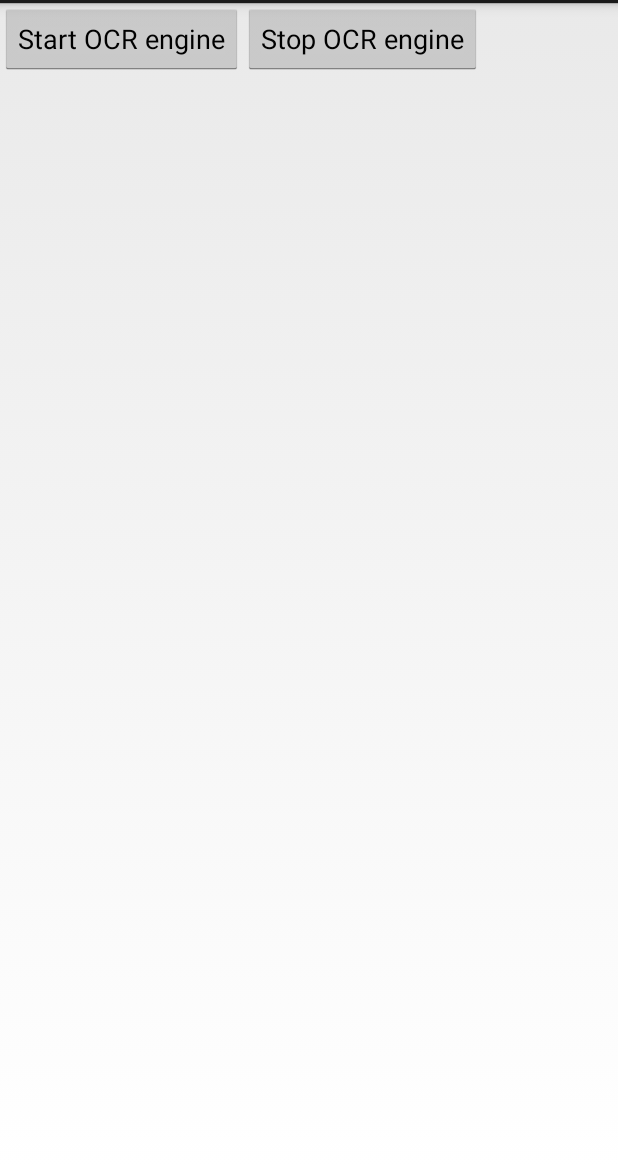
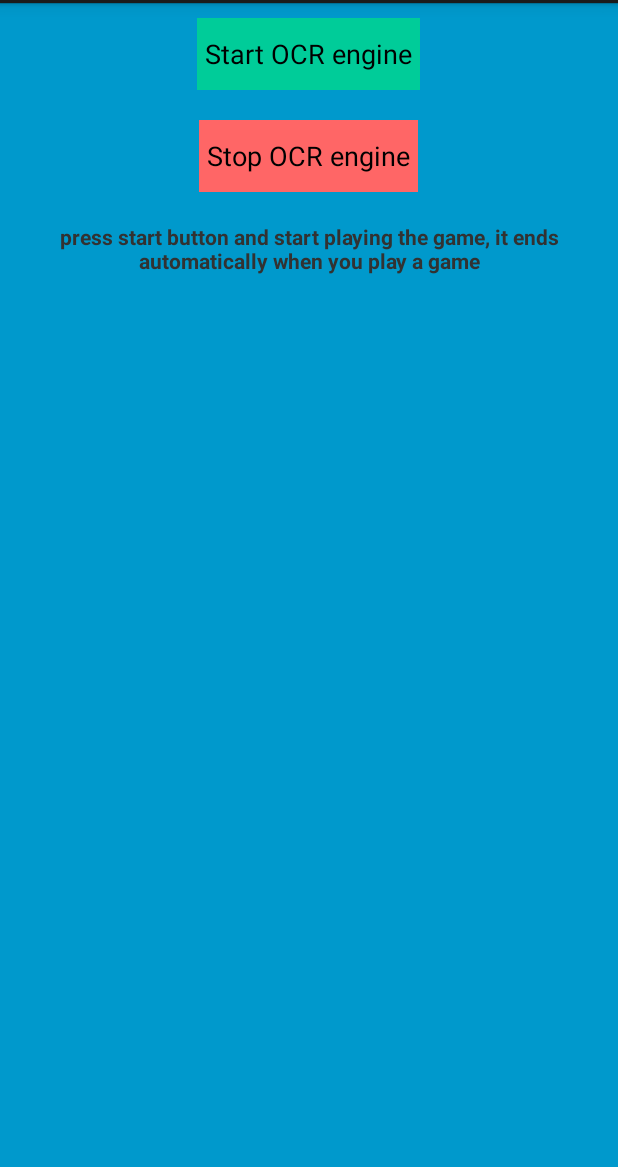
Before and after one commit to murali129/ScreenOCR, an Android app: the screen it shows after launch (ScreenCaptureImageActivity), on a phone screen of 412 x 824 dp, the part 69-1236 px from its top. Run offline under Robolectric (Android 15) with nearby library versions, the phone set to English and light mode, and no system bars; our stand-ins replace AdMob; libraries missing offline, so code that uses them is left out: com.googlecode.tesseract; 2 statements that could not run were skipped.

Commit message:
change the UI style

```diff
--- a/app/src/main/res/layout/activity_main.xml
+++ b/app/src/main/res/layout/activity_main.xml
@@ -1,19 +1,38 @@
 <LinearLayout xmlns:android="http://schemas.android.com/apk/res/android"
     android:id="@+id/rootView"
     android:layout_width="match_parent"
+    android:background="#0099cc"
     android:layout_height="match_parent"
-    android:orientation="horizontal">
+    android:orientation="vertical">
+
 
     <Button
+        android:padding="5dp"
+        android:layout_margin="10dp"
+        android:layout_gravity="center_horizontal"
+        android:background="#00cc99"
         android:id="@+id/startButton"
         android:layout_width="wrap_content"
         android:layout_height="wrap_content"
         android:text="@string/start_recording" />
 
     <Button
+        android:padding="5dp"
+        android:layout_margin="10dp"
+        android:layout_gravity="center_horizontal"
+        android:background="#ff6666"
         android:id="@+id/stopButton"
         android:layout_width="wrap_content"
         android:layout_height="wrap_content"
         android:text="@string/stop_recording" />
 
+    <TextView
+        android:gravity="center_horizontal"
+        android:textStyle="bold"
+        android:layout_margin="10dp"
+        android:layout_gravity="center_horizontal"
+        android:text="press start button and start playing the game, it ends automatically when you play a game"
+        android:layout_width="match_parent"
+        android:layout_height="match_parent" />
+
 </LinearLayout>
```
